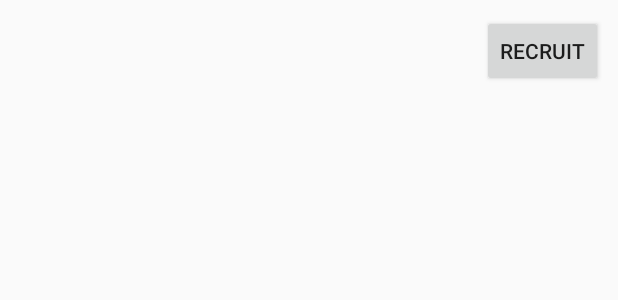
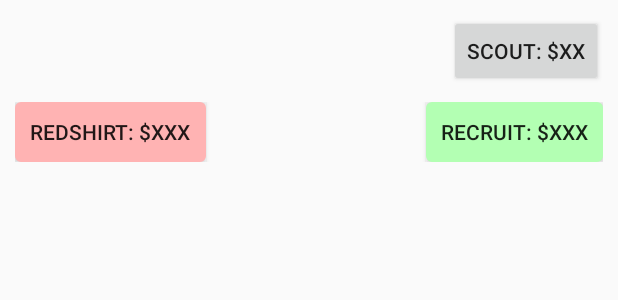
Before and after one commit to destilla/footballcoach, an Android app: the layout child_recruit.xml on its own in the app's theme, with its tools: preview values and no code run, on a phone screen of 412 x 824 dp. Shown: the top 300 px of the screen. Run offline under Robolectric (Android 15) with nearby library versions, the phone set to English and light mode, and no system bars.

Commit message:
Added scouting to recruiting. Redshirt update next.

```diff
--- a/app/src/main/res/layout/child_recruit.xml
+++ b/app/src/main/res/layout/child_recruit.xml
@@ -1,24 +1,48 @@
 <?xml version="1.0" encoding="utf-8"?>
-<RelativeLayout xmlns:android="http://schemas.android.com/apk/res/android"
+<LinearLayout xmlns:android="http://schemas.android.com/apk/res/android"
     android:layout_width="fill_parent"
     android:layout_height="wrap_content"
+    android:orientation="vertical"
     android:padding="10dp" >
 
+    <RelativeLayout
+        android:layout_width="fill_parent"
+        android:layout_height="wrap_content">
         <TextView
             android:id="@+id/textRecruitDetails"
             android:layout_width="wrap_content"
             android:layout_height="wrap_content"
-        android:layout_alignParentLeft="true"
+            android:layout_alignParentStart="true"
             android:layout_centerVertical="true"
-        android:paddingLeft="25dp" />
+            android:paddingLeft="10dp" />
 
         <Button
             style="?android:attr/buttonStyleSmall"
             android:layout_width="wrap_content"
             android:layout_height="wrap_content"
-        android:text="Recruit"
+            android:layout_alignParentEnd="true"
+            android:text="Scout: $XX"
+            android:id="@+id/buttonScoutPlayer" />
+    </RelativeLayout>
+
+    <RelativeLayout
+        android:layout_width="fill_parent"
+        android:layout_height="40dp"
+        android:layout_marginTop="10sp">
+        <Button
+            android:layout_width="wrap_content"
+            android:layout_height="wrap_content"
+            android:layout_alignParentStart="true"
+            android:text="Redshirt: $XXX"
+            android:id="@+id/buttonRedshirtPlayer"
+            android:background="@drawable/button_shape_fc_loss"/>
+        <Button
+            android:layout_width="wrap_content"
+            android:layout_height="wrap_content"
+            android:layout_alignParentEnd="true"
+            android:text="Recruit: $XXX"
             android:id="@+id/buttonRecruitPlayer"
-        android:layout_alignParentRight="true" />
+            android:background="@drawable/button_shape_fc_win"/>
+    </RelativeLayout>
 
-
-</RelativeLayout>
+</LinearLayout>
```
Also changed, not shown: app/src/main/java/CFBsimPack/Team.java (+8 -8 lines), app/src/main/java/achijones/footballcoach/RecruitingActivity.java (+107 -29 lines). Lines whose indentation alone changed are shown as unchanged.
